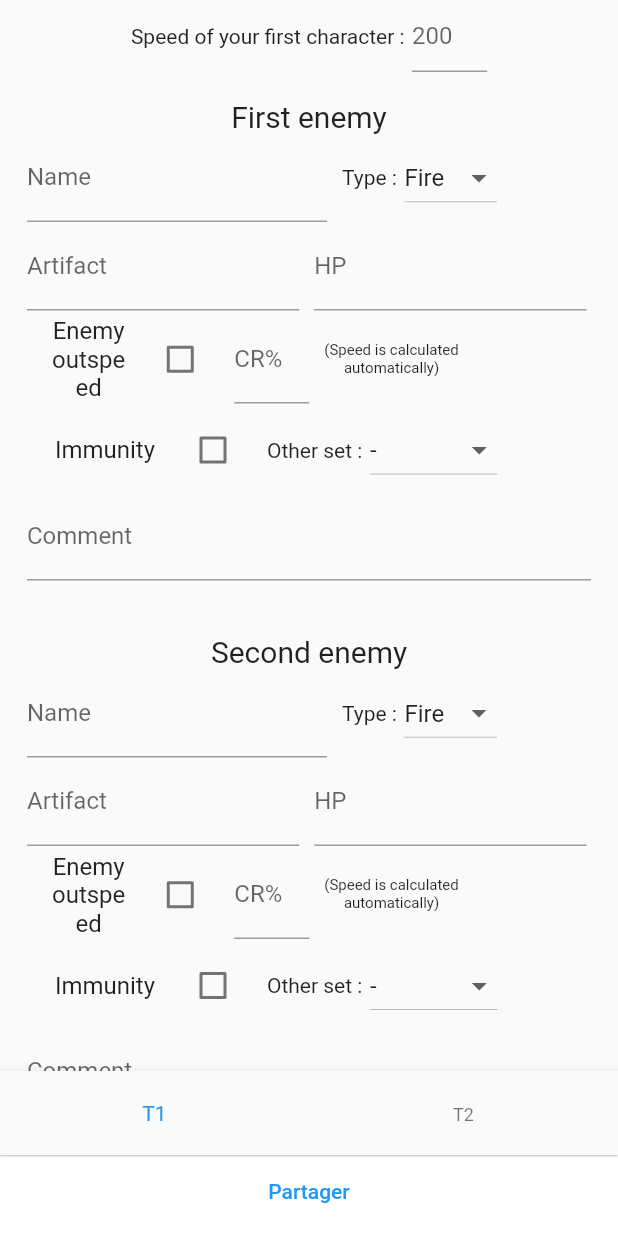
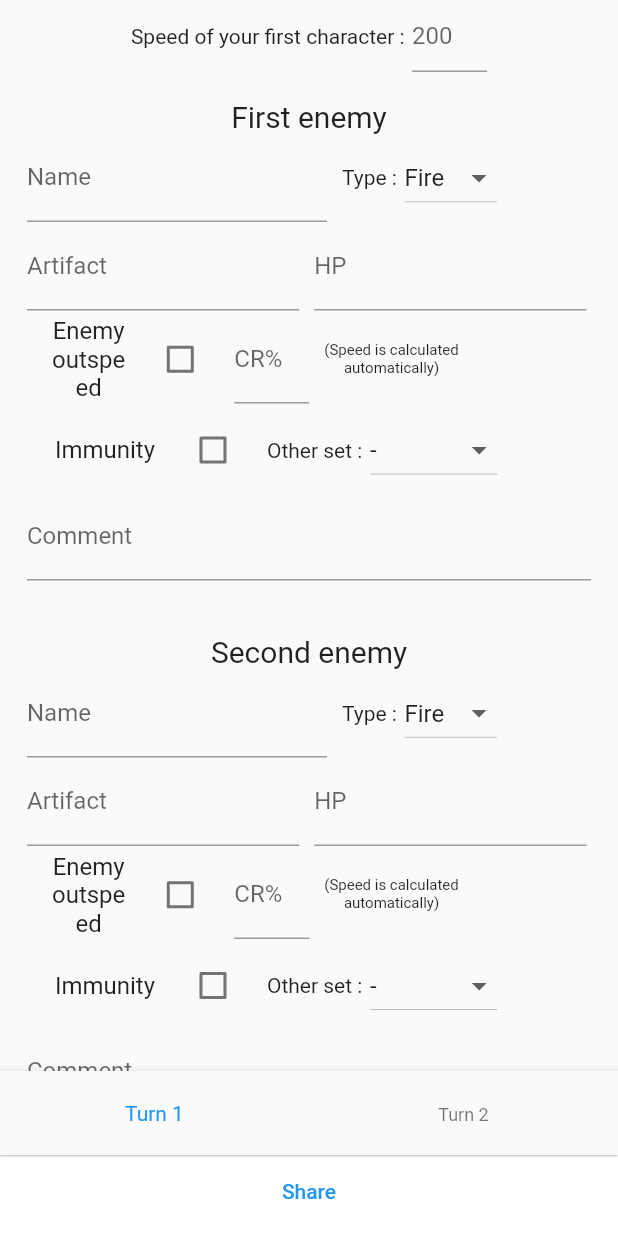
Before and after one commit to MaidSULTANOVIC/epic_report, a Flutter app: the screen it shows after launch, on a phone screen of 412 x 824 dp. Run offline on Flutter 3.47's test engine with Material 2 defaults, Android fonts, the phone set to English and light mode, and no system bars; our stand-ins replace get, share_plus.

Commit message:
Correcting text

```diff
--- a/lib/view/reportView.dart
+++ b/lib/view/reportView.dart
@@ -40,8 +40,10 @@ class _ReportViewState extends State<ReportView> {
               elevation: 0.5,
               currentIndex: _currentIndex,
               items: [
-                BottomNavigationBarItem(icon: Icon(Icons.ac_unit), label: "T1"),
-                BottomNavigationBarItem(icon: Icon(Icons.ac_unit), label: "T2")
+                BottomNavigationBarItem(
+                    icon: Icon(Icons.ac_unit), label: "Turn 1"),
+                BottomNavigationBarItem(
+                    icon: Icon(Icons.ac_unit), label: "Turn 2")
               ],
               iconSize: 0.0,
               onTap: (value) {
@@ -51,9 +53,9 @@ class _ReportViewState extends State<ReportView> {
               },
             ),
             TextButton(
-              child: Text("Partager"),
+              child: Text("Share"),
               onPressed: () {
-                Share.share('check out my website https://example.com');
+                Share.share('Your report has been generated !');
               },
             )
           ],
```
